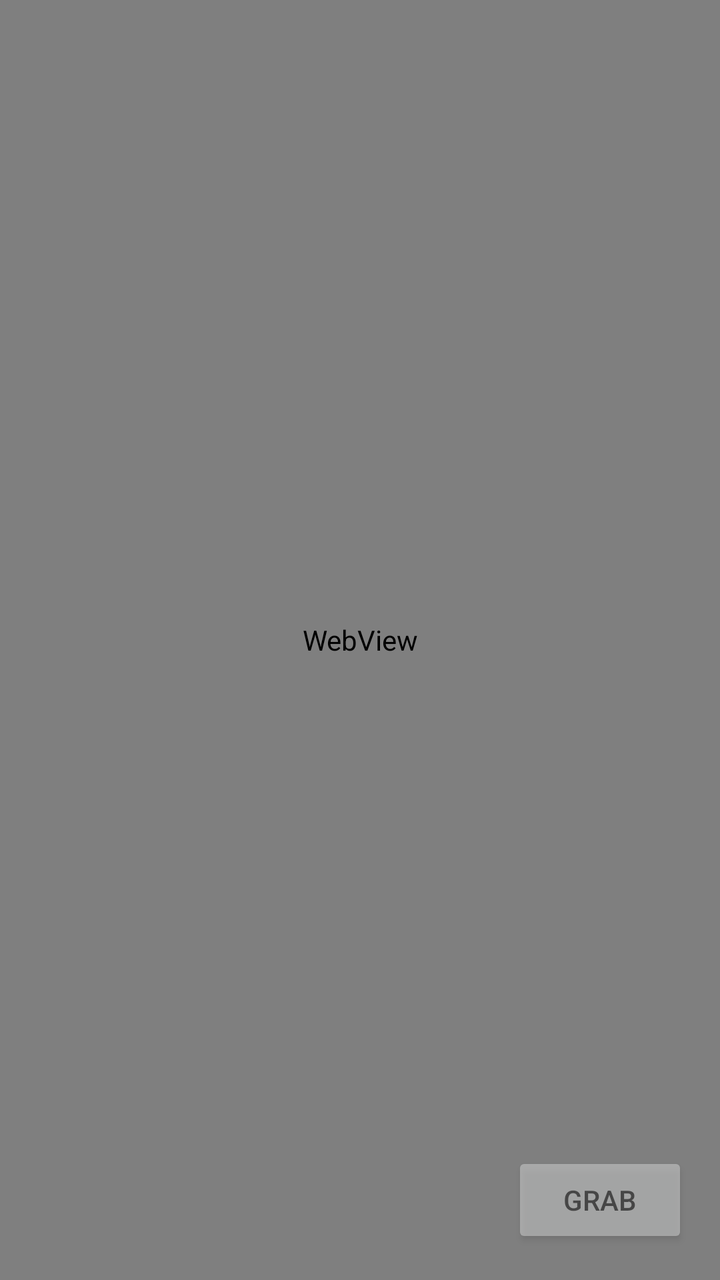
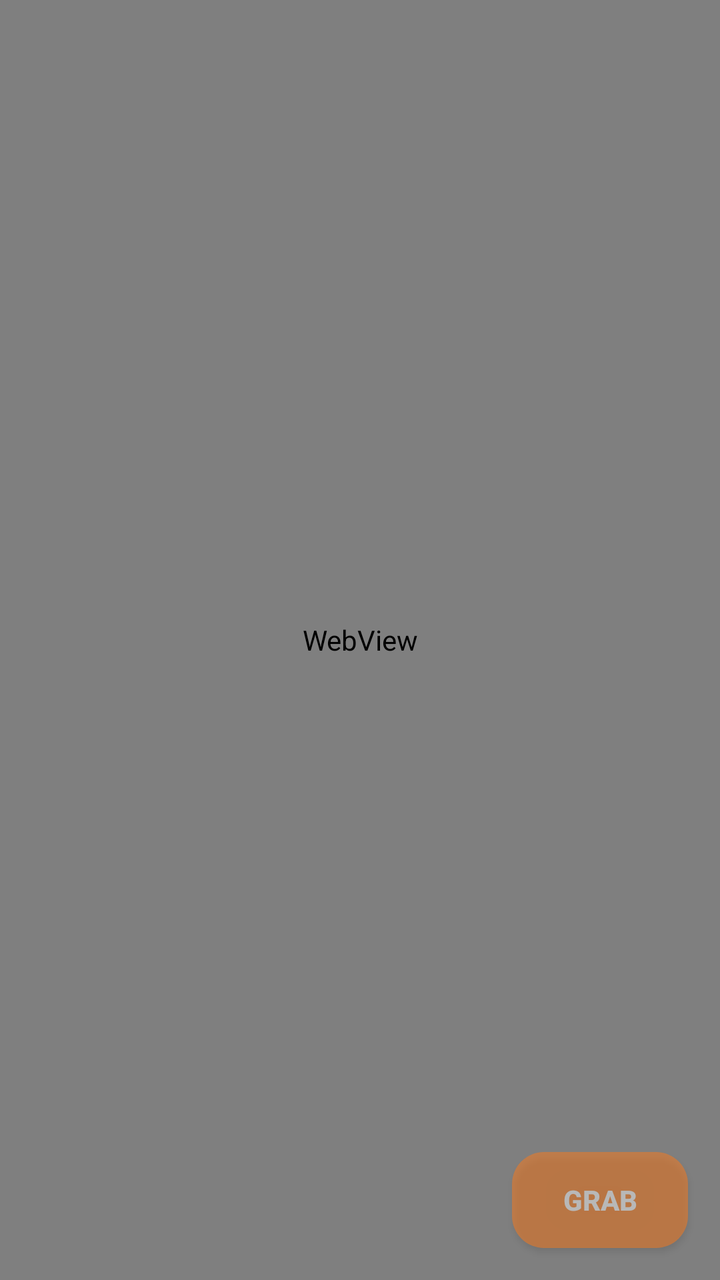

Compare the two renders of this Android layout. The source of the first and the diff that turns it into the second are given below.
<!-- AndroidManifest.xml: application theme Theme.GrabAll -->
<!-- res/layout/activity_browse.xml -->
<?xml version="1.0" encoding="utf-8"?>
<RelativeLayout xmlns:android="http://schemas.android.com/apk/res/android"
    android:layout_width="match_parent"
    android:layout_height="match_parent">

    <WebView
        android:id="@+id/browseWebView"
        android:layout_width="match_parent"
        android:layout_height="match_parent" />

    <Button
        android:id="@+id/browseFab"
        android:layout_width="wrap_content"
        android:layout_height="wrap_content"
        android:layout_alignParentBottom="true"
        android:layout_alignParentEnd="true"
        android:layout_margin="16dp"
        android:alpha="0.5"
        android:text="@string/grab" />

    <LinearLayout
        android:id="@+id/browsePanel"
        android:layout_width="match_parent"
        android:layout_height="wrap_content"
        android:layout_alignParentBottom="true"
        android:background="?android:attr/colorBackground"
        android:orientation="vertical"
        android:padding="12dp"
        android:visibility="gone">

        <LinearLayout
            android:layout_width="match_parent"
            android:layout_height="wrap_content"
            android:orientation="horizontal">

            <TextView
                android:id="@+id/browseLinkPreview"
                android:layout_width="0dp"
                android:layout_height="wrap_content"
                android:layout_weight="1"
                android:textSize="13sp" />

            <Button
                android:id="@+id/browseClose"
                android:layout_width="wrap_content"
                android:layout_height="wrap_content"
                android:text="@string/browse_close" />
        </LinearLayout>

        <LinearLayout
            android:id="@+id/browseOptionsRow"
            android:layout_width="match_parent"
            android:layout_height="wrap_content"
            android:layout_marginTop="8dp"
            android:orientation="horizontal">

            <Spinner
                android:id="@+id/browseQuality"
                android:layout_width="0dp"
                android:layout_height="wrap_content"
                android:layout_weight="1" />

            <CheckBox
                android:id="@+id/browseAudioOnly"
                android:layout_width="wrap_content"
                android:layout_height="wrap_content"
                android:text="@string/audio_only" />
        </LinearLayout>

        <LinearLayout
            android:id="@+id/browsePlaylistRow"
            android:layout_width="match_parent"
            android:layout_height="wrap_content"
            android:layout_marginTop="8dp"
            android:orientation="horizontal">

            <Spinner
                android:id="@+id/browsePlaylist"
                android:layout_width="0dp"
                android:layout_height="wrap_content"
                android:layout_weight="1" />
        </LinearLayout>

        <LinearLayout
            android:layout_width="match_parent"
            android:layout_height="wrap_content"
            android:layout_marginTop="8dp"
            android:orientation="horizontal">

            <Button
                android:id="@+id/browseRefreshLink"
                android:layout_width="wrap_content"
                android:layout_height="wrap_content"
                android:text="@string/refresh_link" />

            <Button
                android:id="@+id/browseReload"
                android:layout_width="wrap_content"
                android:layout_height="wrap_content"
                android:text="@string/browse_reload" />

            <Button
                android:id="@+id/browseDownload"
                android:layout_width="0dp"
                android:layout_height="wrap_content"
                android:layout_weight="1"
                android:text="@string/download" />
        </LinearLayout>
    </LinearLayout>

</RelativeLayout>
<!-- resources referenced by this layout -->
<resources>
  <string name="audio_only">Audio only</string>
  <string name="browse_close">✕</string>
  <string name="browse_reload">↻</string>
  <string name="download">Download</string>
  <string name="grab">Grab</string>
  <string name="refresh_link">Refresh link</string>
  <style name="Theme.GrabAll" parent="Theme.AppCompat.DayNight.NoActionBar">
      </style>
</resources>

<!-- the commit's change to res/layout/activity_browse.xml (unified diff, before → after) -->
@@ -1,12 +1,21 @@
 <?xml version="1.0" encoding="utf-8"?>
 <RelativeLayout xmlns:android="http://schemas.android.com/apk/res/android"
     android:layout_width="match_parent"
-    android:layout_height="match_parent">
+    android:layout_height="match_parent"
+    android:background="@color/graball_bg">
 
     <WebView
         android:id="@+id/browseWebView"
         android:layout_width="match_parent"
         android:layout_height="match_parent" />
+
+    <ProgressBar
+        android:id="@+id/browseLoading"
+        android:layout_width="48dp"
+        android:layout_height="48dp"
+        android:layout_centerInParent="true"
+        android:indeterminateTint="@color/graball_orange"
+        android:visibility="visible" />
 
     <Button
         android:id="@+id/browseFab"
@@ -16,14 +25,20 @@
         android:layout_alignParentEnd="true"
         android:layout_margin="16dp"
         android:alpha="0.5"
-        android:text="@string/grab" />
+        android:background="@drawable/btn_orange"
+        android:elevation="4dp"
+        android:paddingStart="20dp"
+        android:paddingEnd="20dp"
+        android:text="@string/grab"
+        android:textColor="@color/graball_text"
+        android:textStyle="bold" />
 
     <LinearLayout
         android:id="@+id/browsePanel"
         android:layout_width="match_parent"
         android:layout_height="wrap_content"
         android:layout_alignParentBottom="true"
-        android:background="?android:attr/colorBackground"
+        android:background="@drawable/card_bg"
         android:orientation="vertical"
         android:padding="12dp"
         android:visibility="gone">
@@ -38,13 +53,16 @@
                 android:layout_width="0dp"
                 android:layout_height="wrap_content"
                 android:layout_weight="1"
+                android:textColor="@color/graball_text"
                 android:textSize="13sp" />
 
             <Button
                 android:id="@+id/browseClose"
                 android:layout_width="wrap_content"
                 android:layout_height="wrap_content"
-                android:text="@string/browse_close" />
+                android:background="@drawable/btn_small"
+                android:text="@string/browse_close"
+                android:textColor="@color/graball_text" />
         </LinearLayout>
 
         <LinearLayout
@@ -64,7 +82,8 @@
                 android:id="@+id/browseAudioOnly"
                 android:layout_width="wrap_content"
                 android:layout_height="wrap_content"
-                android:text="@string/audio_only" />
+                android:text="@string/audio_only"
+                android:textColor="@color/graball_text" />
         </LinearLayout>
 
         <LinearLayout
@@ -91,20 +110,29 @@
                 android:id="@+id/browseRefreshLink"
                 android:layout_width="wrap_content"
                 android:layout_height="wrap_content"
-                android:text="@string/refresh_link" />
+                android:background="@drawable/btn_small"
+                android:text="@string/refresh_link"
+                android:textColor="@color/graball_text" />
 
             <Button
                 android:id="@+id/browseReload"
                 android:layout_width="wrap_content"
                 android:layout_height="wrap_content"
-                android:text="@string/browse_reload" />
+                android:layout_marginStart="8dp"
+                android:background="@drawable/btn_small"
+                android:text="@string/browse_reload"
+                android:textColor="@color/graball_text" />
 
             <Button
                 android:id="@+id/browseDownload"
                 android:layout_width="0dp"
                 android:layout_height="wrap_content"
+                android:layout_marginStart="8dp"
                 android:layout_weight="1"
-                android:text="@string/download" />
+                android:background="@drawable/btn_orange"
+                android:text="@string/download"
+                android:textColor="@color/graball_text"
+                android:textStyle="bold" />
         </LinearLayout>
     </LinearLayout>
 
<!-- resource entries referenced after the edit -->
@@ -1,5 +1,26 @@
 <!-- resources referenced by this layout -->
 <resources>
+  <color name="graball_bg">#12121C</color>
+  <color name="graball_orange">#FF7A18</color>
+  <color name="graball_text">#FFFFFF</color>
+  <!-- drawable btn_orange (drawable) -->
+  <shape xmlns:android="http://schemas.android.com/apk/res/android"
+      android:shape="rectangle">
+      <solid android:color="@color/graball_orange" />
+      <corners android:radius="16dp" />
+  </shape>
+  <!-- drawable btn_small (drawable) -->
+  <shape xmlns:android="http://schemas.android.com/apk/res/android"
+      android:shape="rectangle">
+      <solid android:color="@color/graball_small_btn" />
+      <corners android:radius="12dp" />
+  </shape>
+  <!-- drawable card_bg (drawable) -->
+  <shape xmlns:android="http://schemas.android.com/apk/res/android"
+      android:shape="rectangle">
+      <solid android:color="@color/graball_card" />
+      <corners android:radius="20dp" />
+  </shape>
   <string name="audio_only">Audio only</string>
   <string name="browse_close">✕</string>
   <string name="browse_reload">↻</string>
@@ -8,5 +29,7 @@
   <string name="refresh_link">Refresh link</string>
   <style name="Theme.GrabAll" parent="Theme.AppCompat.DayNight.NoActionBar">
       </style>
+  <color name="graball_small_btn">#2A2A3E</color>
+  <color name="graball_card">#1E1E2E</color>
 </resources>
 
